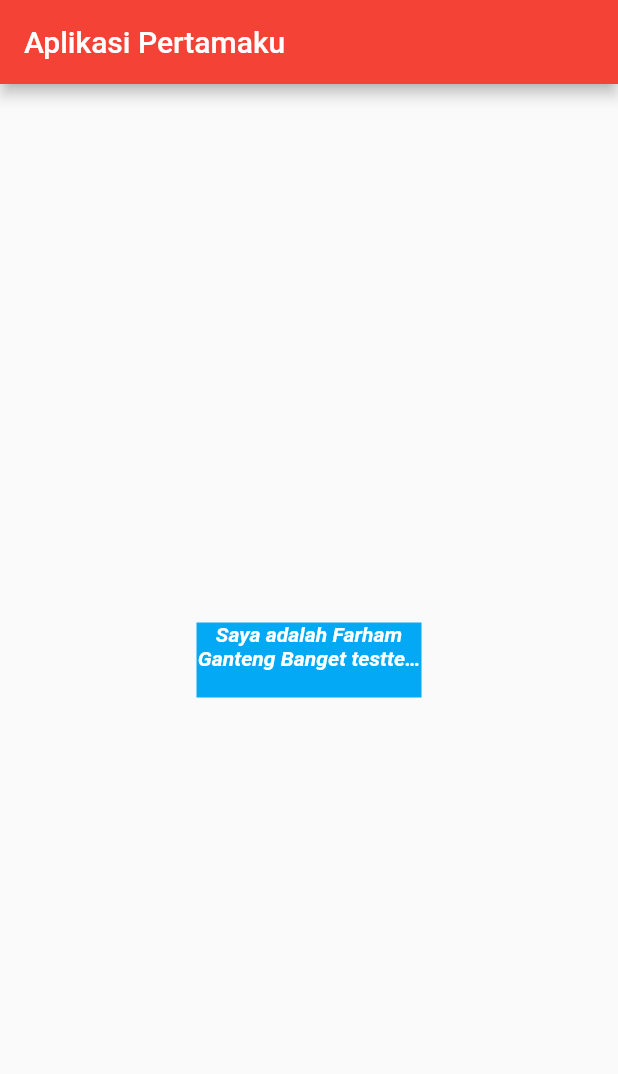
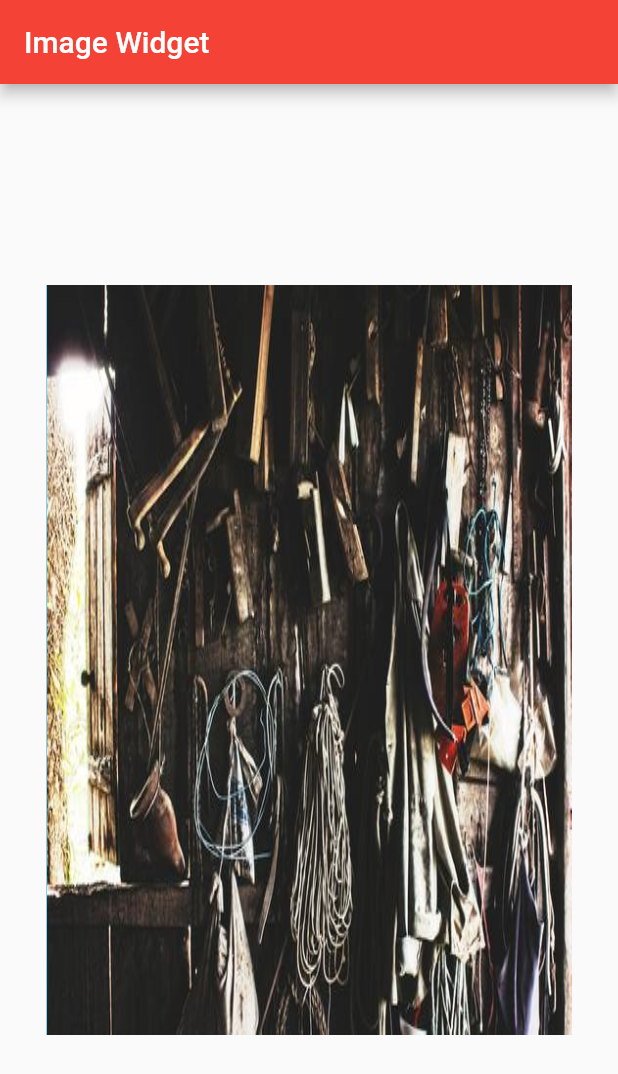
Before and after one commit to farhamapple/flutterfirst, a Flutter app: the screen it shows after launch, on a phone screen of 412 x 824 dp. Shown: the top 1074 px of the screen. Run offline on Flutter 3.47's test engine with Material 2 defaults, Android fonts, the light colour scheme and no system bars.

Commit message:
Feat Image

```diff
--- a/lib/main.dart
+++ b/lib/main.dart
@@ -15,26 +15,24 @@ class MyApp extends StatelessWidget {
         ),
         home: Scaffold(
           appBar: AppBar(
-          title: Text('Aplikasi Pertamaku'),
+            actions: [],
+            title: Text('Image Widget'),
           ),
           body: Center(
             child: Container(
+              width: 350,
+              height: 500,
               color: Colors.lightBlue,
-            width: 150,
-            height: 50,
-            child: Text(
-              'Saya adalah Farham Ganteng Banget testtestestsetsetestes',
-              maxLines: 2, // Wrap TextWidget
-              overflow: TextOverflow.ellipsis, // dikasih titik-titik
-              textAlign: TextAlign.center,
-              style: TextStyle(
-                  color: Colors.white,
-                  fontStyle: FontStyle.italic,
-                  fontWeight: FontWeight.bold),
+              child: Image(
+                // fit: BoxFit .contain, // Membuat Sebuah image menyesuaikan diangka maksimumnya
+                //fit: BoxFit.cover,// menyesuaikan
+                fit: BoxFit.fill,
+                image: AssetImage("images/gambar_1.jpg"),
+                //image: NetworkImage("https://picsum.photos/350/500"),
+              ),
+              //child: Image.asset("images/gambar_1.jpg"),
             ),
           ),
-        ),
-      ),
-    );
+        ));
   }
 }
--- a/pubspec.yaml
+++ b/pubspec.yaml
@@ -45,8 +45,8 @@ flutter:
   uses-material-design: true
 
   # To add assets to your application, add an assets section, like this:
-  # assets:
-  #   - images/a_dot_burr.jpeg
+  assets:
+    - images/gambar_1.jpg
   #   - images/a_dot_ham.jpeg
 
   # An image asset can refer to one or more resolution-specific "variants", see
```
Also changed, not shown: images/gambar_1.jpg (added). Lines whose indentation alone changed are shown as unchanged.
